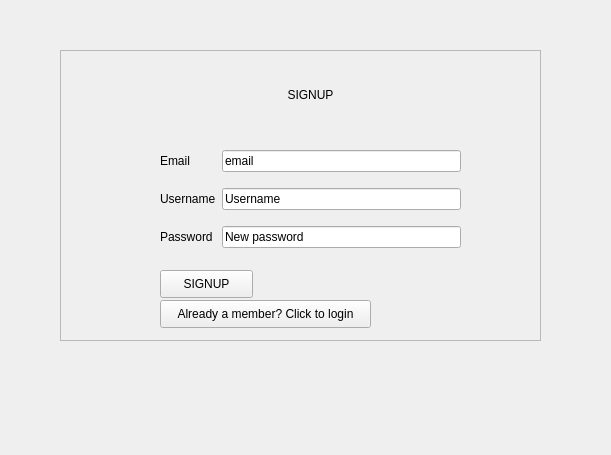
franco-ruggeri/write-together, file src/client/loginTextEditor.ui: the form before one commit.
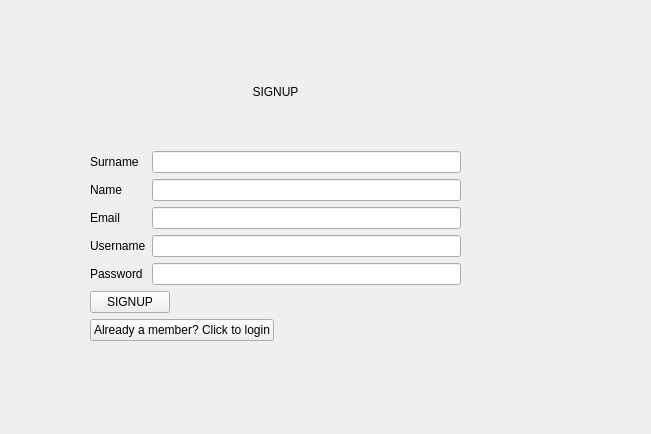
The form after the commit. The open tabs and pages were chosen to show the change.

Commit message: update client with new protocol's messages + add site_counter + add name and surname on signup form

The edit to the form file:
```diff
--- a/src/client/loginTextEditor.ui
+++ b/src/client/loginTextEditor.ui
@@ -6,10 +6,16 @@
    <rect>
     <x>0</x>
     <y>0</y>
-    <width>611</width>
-    <height>455</height>
+    <width>651</width>
+    <height>434</height>
    </rect>
   </property>
+  <property name="maximumSize">
+   <size>
+    <width>800</width>
+    <height>800</height>
+   </size>
+  </property>
   <property name="windowTitle">
    <string>StackedWidget</string>
   </property>
@@ -113,58 +119,45 @@
    </widget>
   </widget>
   <widget class="QWidget" name="signup_page">
-   <widget class="QFrame" name="signup_frame_1">
-    <property name="geometry">
-     <rect>
-      <x>60</x>
-      <y>50</y>
-      <width>481</width>
-      <height>291</height>
-     </rect>
-    </property>
-    <property name="frameShape">
-     <enum>QFrame::StyledPanel</enum>
-    </property>
-    <property name="frameShadow">
-     <enum>QFrame::Raised</enum>
-    </property>
-    <widget class="QLabel" name="signup_label">
-     <property name="geometry">
-      <rect>
-       <x>200</x>
-       <y>30</y>
-       <width>101</width>
-       <height>31</height>
-      </rect>
-     </property>
-     <property name="text">
-      <string>&lt;html&gt;&lt;head/&gt;&lt;body&gt;&lt;p align=&quot;center&quot;&gt;SIGNUP&lt;/p&gt;&lt;/body&gt;&lt;/html&gt;</string>
-     </property>
-    </widget>
     <widget class="QWidget" name="gridLayoutWidget_2">
      <property name="geometry">
       <rect>
-       <x>100</x>
-       <y>90</y>
-       <width>301</width>
-       <height>121</height>
+      <x>90</x>
+      <y>40</y>
+      <width>371</width>
+      <height>301</height>
       </rect>
      </property>
      <layout class="QGridLayout" name="gridLayout_2">
-      <item row="6" column="0">
-       <widget class="QLabel" name="signup_password_label">
+     <item row="1" column="0" alignment="Qt::AlignVCenter">
+      <widget class="QLabel" name="signup_label">
         <property name="text">
-         <string>Password</string>
+        <string>&lt;html&gt;&lt;head/&gt;&lt;body&gt;&lt;p align=&quot;center&quot;&gt;SIGNUP&lt;/p&gt;&lt;/body&gt;&lt;/html&gt;</string>
         </property>
        </widget>
       </item>
-      <item row="5" column="0">
-       <widget class="QLabel" name="signup_user_label">
+     <item row="2" column="0">
+      <layout class="QFormLayout" name="formLayout">
+       <item row="0" column="0">
+        <widget class="QLabel" name="label_2">
         <property name="text">
-         <string>Username</string>
+          <string>Surname</string>
         </property>
        </widget>
       </item>
+       <item row="0" column="1">
+        <widget class="QLineEdit" name="signup_surname_lineEdit"/>
+       </item>
+       <item row="1" column="0">
+        <widget class="QLabel" name="label">
+         <property name="text">
+          <string>Name</string>
+         </property>
+        </widget>
+       </item>
+       <item row="1" column="1">
+        <widget class="QLineEdit" name="signup_name_lineEdit"/>
+       </item>
       <item row="2" column="0">
        <widget class="QLabel" name="signup_email_label">
         <property name="text">
@@ -175,52 +168,61 @@
       <item row="2" column="1">
        <widget class="QLineEdit" name="signup_email_lineEdit">
         <property name="text">
-         <string>email</string>
+          <string/>
         </property>
        </widget>
       </item>
-      <item row="5" column="1">
+       <item row="3" column="0">
+        <widget class="QLabel" name="signup_user_label">
+         <property name="text">
+          <string>Username</string>
+         </property>
+        </widget>
+       </item>
+       <item row="3" column="1">
        <widget class="QLineEdit" name="signup_username_lineEdit">
         <property name="text">
-         <string>Username</string>
+          <string/>
         </property>
        </widget>
       </item>
-      <item row="6" column="1">
+       <item row="4" column="0">
+        <widget class="QLabel" name="signup_password_label">
+         <property name="text">
+          <string>Password</string>
+         </property>
+        </widget>
+       </item>
+       <item row="4" column="1">
        <widget class="QLineEdit" name="signup_password_lineEdit">
         <property name="text">
-         <string>New password</string>
+          <string/>
         </property>
        </widget>
       </item>
      </layout>
-    </widget>
-    <widget class="QPushButton" name="singup_register_pushButton">
-     <property name="geometry">
-      <rect>
-       <x>100</x>
-       <y>220</y>
-       <width>93</width>
-       <height>28</height>
-      </rect>
-     </property>
-     <property name="text">
-      <string>SIGNUP</string>
-     </property>
-    </widget>
+     </item>
+     <item row="5" column="0" alignment="Qt::AlignLeft">
     <widget class="QPushButton" name="signup_login_pushButton">
-     <property name="geometry">
-      <rect>
-       <x>100</x>
-       <y>250</y>
-       <width>211</width>
-       <height>28</height>
-      </rect>
-     </property>
      <property name="text">
       <string>Already a member? Click to login</string>
      </property>
     </widget>
+     </item>
+     <item row="4" column="0" alignment="Qt::AlignLeft">
+      <widget class="QPushButton" name="singup_register_pushButton">
+       <property name="maximumSize">
+        <size>
+         <width>93</width>
+         <height>16777215</height>
+        </size>
+       </property>
+       <property name="text">
+        <string>SIGNUP</string>
+       </property>
+      </widget>
+     </item>
+    </layout>
    </widget>
   </widget>
   <widget class="QWidget" name="login_page">
```
Left out of the diff: 182 changed lines with no effect on the pictures. Lines whose indentation alone changed are shown as unchanged. The commit also changes 39 other files.
